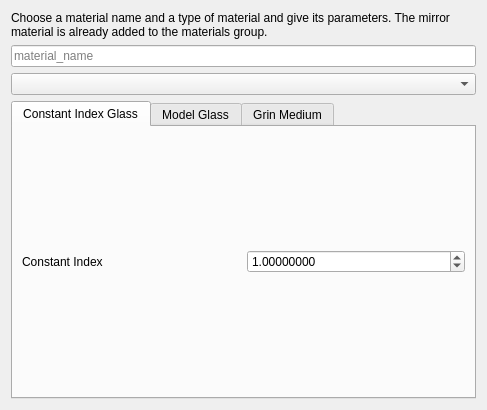
Qt form freecad/PyrateWorkbench/Qt/dlg_material_add.ui (mess42/pyrate) before a commit.
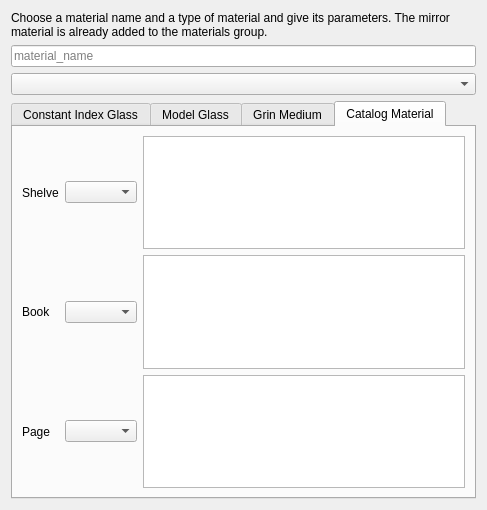
The same form after that commit.

Commit message: freecad: material: added catalog material to ui

The edit to the form file:
```diff
--- a/freecad/PyrateWorkbench/Qt/dlg_material_add.ui
+++ b/freecad/PyrateWorkbench/Qt/dlg_material_add.ui
@@ -7,7 +7,7 @@
     <x>0</x>
     <y>0</y>
     <width>487</width>
-    <height>410</height>
+    <height>510</height>
    </rect>
   </property>
   <property name="windowTitle">
@@ -34,7 +34,10 @@
    <item row="3" column="0">
     <widget class="QTabWidget" name="tabWidget">
      <property name="currentIndex">
-      <number>0</number>
+      <number>3</number>
+     </property>
+     <property name="documentMode">
+      <bool>false</bool>
      </property>
      <widget class="QWidget" name="tabConstIndexGlass">
       <attribute name="title">
@@ -221,6 +224,58 @@
        </item>
       </layout>
      </widget>
+     <widget class="QWidget" name="tabCatalogMaterial">
+      <property name="sizePolicy">
+       <sizepolicy hsizetype="Expanding" vsizetype="Expanding">
+        <horstretch>0</horstretch>
+        <verstretch>0</verstretch>
+       </sizepolicy>
+      </property>
+      <attribute name="title">
+       <string>Catalog Material</string>
+      </attribute>
+      <layout class="QGridLayout" name="gridLayout_6">
+       <item row="2" column="1">
+        <widget class="QComboBox" name="comboBox_Page"/>
+       </item>
+       <item row="0" column="0">
+        <widget class="QLabel" name="label_6">
+         <property name="text">
+          <string>Shelve</string>
+         </property>
+        </widget>
+       </item>
+       <item row="2" column="0">
+        <widget class="QLabel" name="label_14">
+         <property name="text">
+          <string>Page</string>
+         </property>
+        </widget>
+       </item>
+       <item row="1" column="0">
+        <widget class="QLabel" name="label_13">
+         <property name="text">
+          <string>Book</string>
+         </property>
+        </widget>
+       </item>
+       <item row="0" column="1">
+        <widget class="QComboBox" name="comboBox_Shelve"/>
+       </item>
+       <item row="1" column="1">
+        <widget class="QComboBox" name="comboBox_Book"/>
+       </item>
+       <item row="0" column="2">
+        <widget class="QPlainTextEdit" name="plainTextEdit_References"/>
+       </item>
+       <item row="1" column="2">
+        <widget class="QPlainTextEdit" name="plainTextEdit_Comment"/>
+       </item>
+       <item row="2" column="2">
+        <widget class="QPlainTextEdit" name="plainTextEdit_Data"/>
+       </item>
+      </layout>
+     </widget>
     </widget>
    </item>
    <item row="2" column="0">
```
Left out of the diff: 18 changed lines with no effect on the pictures.
